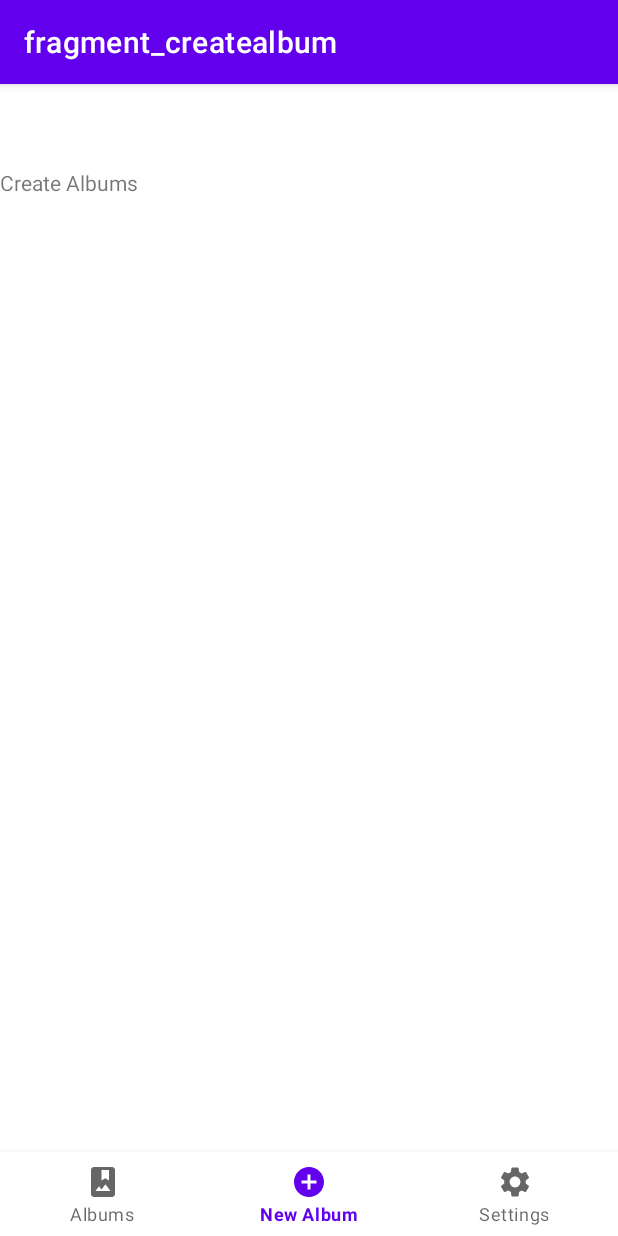
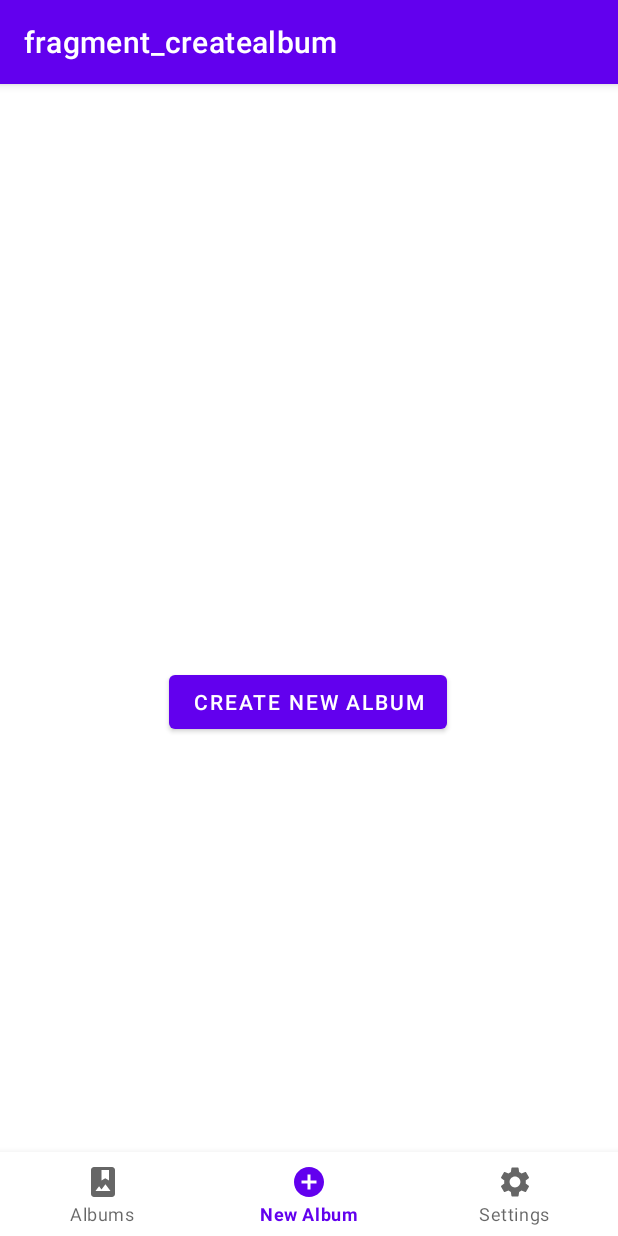
Before and after one commit to cindyfeldman/CraftedPics, an Android app: the CreateAlbumFragment screen opened through its navigation route, on a phone screen of 412 x 824 dp. Run offline under Robolectric (Android 15) with nearby library versions, the phone set to English and light mode, and no system bars; our stand-ins replace navigation-ui.

Commit message:
Created a button to demonstrate camera roll accessibility.

```diff
--- a/app/src/main/AndroidManifest.xml
+++ b/app/src/main/AndroidManifest.xml
@@ -1,7 +1,7 @@
 <?xml version="1.0" encoding="utf-8"?>
 <manifest xmlns:android="http://schemas.android.com/apk/res/android"
     xmlns:tools="http://schemas.android.com/tools">
-
+    <uses-permission android:name="android.permission.READ_MEDIA_VISUAL_USER_SELECTED" />
     <application
         android:allowBackup="true"
         android:dataExtractionRules="@xml/data_extraction_rules"
@@ -11,8 +11,7 @@
         android:roundIcon="@mipmap/ic_launcher_round"
         android:supportsRtl="true"
         android:theme="@style/Theme.CraftedPics"
-        tools:targetApi="31">
-
+        tools:targetApi="33">
         <activity
             android:name=".MainActivity"
             android:exported="true"
--- a/app/src/main/java/com/example/craftedpics/CreateAlbumFragment.java
+++ b/app/src/main/java/com/example/craftedpics/CreateAlbumFragment.java
@@ -1,26 +1,52 @@
 package com.example.craftedpics;
 
+import android.content.Intent;
+import android.content.pm.PackageManager;
+import android.os.Build;
 import android.os.Bundle;
+import android.provider.MediaStore;
 import android.view.LayoutInflater;
 import android.view.View;
 import android.view.ViewGroup;
+import android.widget.Button;
+import android.widget.Toast;
 
+import androidx.activity.result.ActivityResult;
 import androidx.annotation.NonNull;
+import androidx.core.app.ActivityCompat;
+import androidx.core.content.ContextCompat;
 import androidx.fragment.app.Fragment;
 import androidx.lifecycle.ViewModelProvider;
+import android.Manifest;
 
 import com.example.craftedpics.databinding.FragmentCreatealbumBinding;
 
 public class CreateAlbumFragment extends Fragment {
-
+    private static final int REQUEST_READ_MEDIA_VISUAL_USER_SELECTED = 1;
     private FragmentCreatealbumBinding binding;
-
+    private Button createAlbumButton;
+    MainActivity activity;
     public View onCreateView(@NonNull LayoutInflater inflater,
                              ViewGroup container, Bundle savedInstanceState) {
-
-
         binding = FragmentCreatealbumBinding.inflate(inflater, container, false);
         View root = binding.getRoot();
+        createAlbumButton = root.findViewById(R.id.new_album_button);;
+        createAlbumButton.setOnClickListener(new View.OnClickListener() {
+            @Override
+            public void onClick(View view) {
+                //check for permission at runtime
+//                if(ContextCompat.checkSelfPermission(createAlbumButton.getContext(), Manifest.permission.READ_MEDIA_VISUAL_USER_SELECTED) != PackageManager.PERMISSION_GRANTED)
+//                {
+//                    //request camera permission
+//                   ActivityCompat.requestPermissions(activity, new String[]{ Manifest.permission.READ_MEDIA_VISUAL_USER_SELECTED}, REQUEST_READ_MEDIA_VISUAL_USER_SELECTED);
+//                   return;
+//                }
+                //open photo album
+                Intent intent = new Intent(MediaStore.ACTION_PICK_IMAGES);
+                startActivity(intent);
+                Toast.makeText(root.getContext(), "Access to photos", Toast.LENGTH_LONG).show();
+            }
+        });
 
 
         return root;
--- a/app/src/main/java/com/example/craftedpics/MainActivity.java
+++ b/app/src/main/java/com/example/craftedpics/MainActivity.java
@@ -3,6 +3,8 @@ package com.example.craftedpics;
 import android.content.Intent;
 import android.os.Bundle;
 import android.view.MenuItem;
+import android.view.View;
+import android.widget.Button;
 import android.widget.Toast;
 
 import com.google.android.material.bottomnavigation.BottomNavigationView;
@@ -11,6 +13,7 @@ import androidx.annotation.NonNull;
 import androidx.appcompat.app.AppCompatActivity;
 import androidx.navigation.NavController;
 import androidx.navigation.Navigation;
+import androidx.navigation.fragment.NavHostFragment;
 import androidx.navigation.ui.AppBarConfiguration;
 import androidx.navigation.ui.NavigationUI;
 
@@ -20,7 +23,7 @@ import com.google.android.material.navigation.NavigationBarView;
 public class MainActivity extends AppCompatActivity {
 
     private ActivityMainBinding binding;
-
+    private Button newAlbumButton ;
 
     @Override
     protected void onCreate(Bundle savedInstanceState) {
@@ -39,6 +42,7 @@ public class MainActivity extends AppCompatActivity {
         NavigationUI.setupActionBarWithNavController(this, navController, appBarConfiguration);
         NavigationUI.setupWithNavController(binding.navView, navController);
 
+
     }
 
 }
--- a/app/src/main/res/layout/fragment_createalbum.xml
+++ b/app/src/main/res/layout/fragment_createalbum.xml
@@ -6,11 +6,14 @@
     android:layout_height="match_parent"
     tools:context=".CreateAlbumFragment">
 
-    <TextView
-        android:id="@+id/textView"
+    <Button
+        android:id="@+id/new_album_button"
         android:layout_width="wrap_content"
         android:layout_height="wrap_content"
-        android:text="Create Albums"
-        tools:layout_editor_absoluteX="171dp"
-        tools:layout_editor_absoluteY="289dp" />
+        android:text="Create New Album"
+        app:layout_constraintBottom_toBottomOf="parent"
+        app:layout_constraintEnd_toEndOf="parent"
+        app:layout_constraintHorizontal_bias="0.497"
+        app:layout_constraintStart_toStartOf="parent"
+        app:layout_constraintTop_toTopOf="parent" />
 </androidx.constraintlayout.widget.ConstraintLayout>
```
Also changed, not shown: app/src/main/res/layout/fragment_albums.xml (+4 -8 lines), app/src/main/res/layout/fragment_settings.xml (+3 -15 lines).
